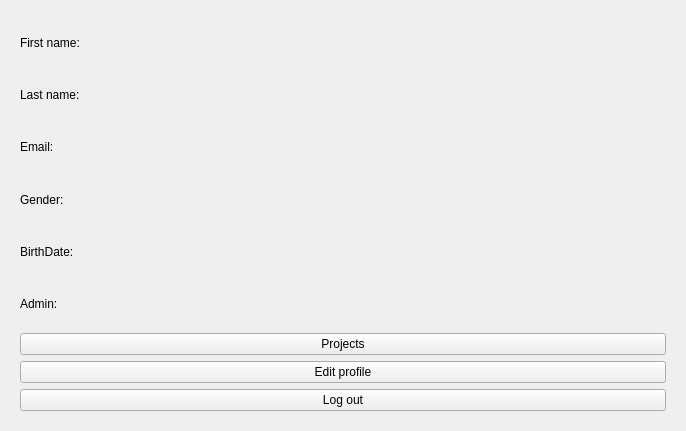
Before: the Qt Designer form mainwidget.ui in cakicjelena/DesktopTaskManager, drawn with Qt 5.
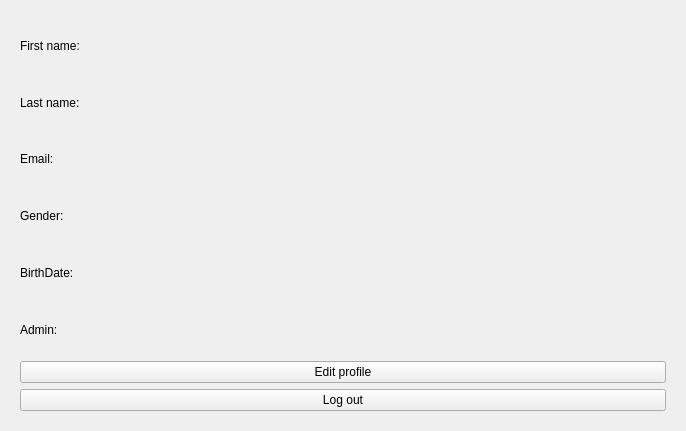
After: the same form once the commit is applied. The open tabs and pages were chosen to show the change.

Patch:
```diff
--- a/mainwidget.ui
+++ b/mainwidget.ui
@@ -318,13 +318,6 @@
          </item>
         </layout>
        </item>
-       <item>
-        <widget class="QPushButton" name="m_projects_button">
-         <property name="text">
-          <string>Projects</string>
-         </property>
-        </widget>
-       </item>
        <item>
         <widget class="QPushButton" name="m_editProfilebutton">
          <property name="text">
```
Left out of the diff: 2 changed lines with no effect on the pictures.
